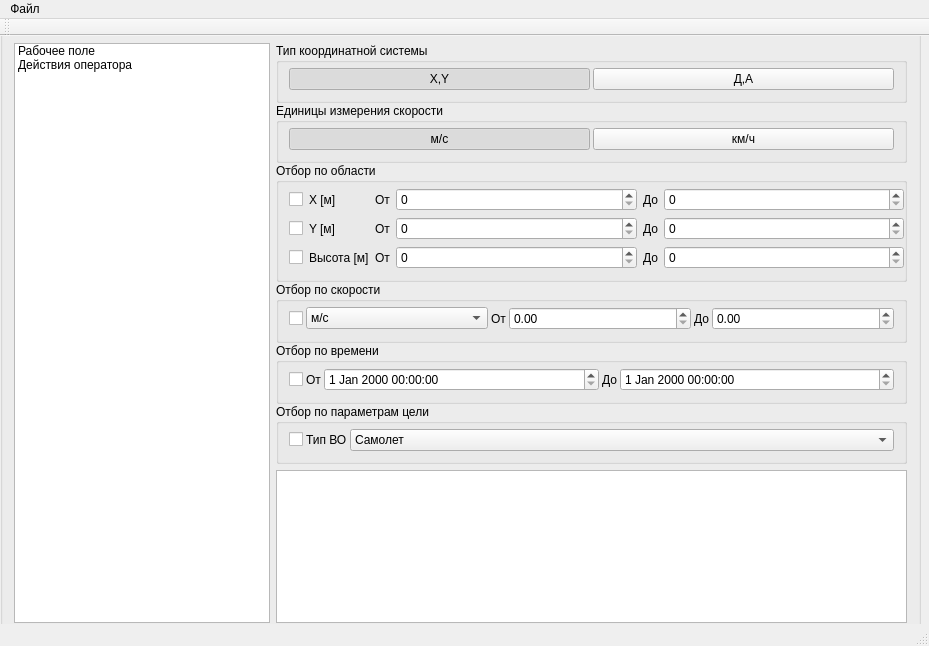
Qt form mainwindow.ui (KoledintsevaMarina/ReportBuilder) before a commit.
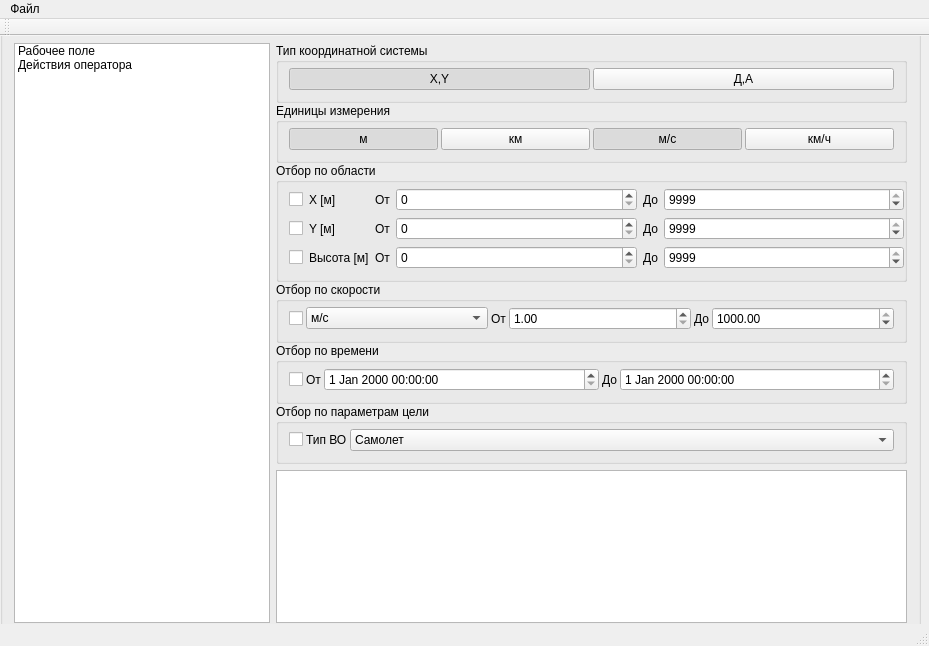
The same form after that commit. The open tabs and pages were chosen to show the change.

Commit message: Добавлены кнопки для единиц измерения и их функциональность

```diff
--- a/mainwindow.ui
+++ b/mainwindow.ui
@@ -647,19 +647,40 @@
                  <widget class="QSpinBox" name="spinBox"/>
                 </item>
                 <item row="0" column="5">
-                 <widget class="QSpinBox" name="spinBox_2"/>
+                 <widget class="QSpinBox" name="spinBox_2">
+                  <property name="maximum">
+                   <number>9999</number>
+                  </property>
+                  <property name="value">
+                   <number>9999</number>
+                  </property>
+                 </widget>
                 </item>
                 <item row="1" column="3">
                  <widget class="QSpinBox" name="spinBox_3"/>
                 </item>
                 <item row="1" column="5">
-                 <widget class="QSpinBox" name="spinBox_4"/>
+                 <widget class="QSpinBox" name="spinBox_4">
+                  <property name="maximum">
+                   <number>9999</number>
+                  </property>
+                  <property name="value">
+                   <number>9999</number>
+                  </property>
+                 </widget>
                 </item>
                 <item row="2" column="3">
                  <widget class="QSpinBox" name="spinBox_5"/>
                 </item>
                 <item row="2" column="5">
-                 <widget class="QSpinBox" name="spinBox_6"/>
+                 <widget class="QSpinBox" name="spinBox_6">
+                  <property name="maximum">
+                   <number>9999</number>
+                  </property>
+                  <property name="value">
+                   <number>9999</number>
+                  </property>
+                 </widget>
                 </item>
                </layout>
               </widget>
@@ -716,10 +737,27 @@
              </widget>
             </item>
             <item row="0" column="5">
-             <widget class="QDoubleSpinBox" name="doubleSpinBox_8"/>
+             <widget class="QDoubleSpinBox" name="doubleSpinBox_8">
+              <property name="minimum">
+               <double>1.000000000000000</double>
+              </property>
+              <property name="maximum">
+               <double>1000.000000000000000</double>
+              </property>
+              <property name="value">
+               <double>1000.000000000000000</double>
+              </property>
+             </widget>
             </item>
             <item row="0" column="3">
-             <widget class="QDoubleSpinBox" name="doubleSpinBox_7"/>
+             <widget class="QDoubleSpinBox" name="doubleSpinBox_7">
+              <property name="minimum">
+               <double>1.000000000000000</double>
+              </property>
+              <property name="maximum">
+               <double>1000.000000000000000</double>
+              </property>
+             </widget>
             </item>
             <item row="0" column="4">
              <widget class="QLabel" name="label_10">
@@ -772,7 +810,7 @@
             </sizepolicy>
            </property>
            <property name="title">
-            <string>Единицы измерения скорости</string>
+            <string>Единицы измерения</string>
            </property>
            <layout class="QGridLayout" name="gridLayout_4">
             <property name="leftMargin">
@@ -793,7 +831,7 @@
             <property name="verticalSpacing">
              <number>10</number>
             </property>
-            <item row="0" column="0">
+            <item row="0" column="2">
              <widget class="QPushButton" name="pushButton_5">
               <property name="text">
                <string>м/c</string>
@@ -809,7 +847,7 @@
               </attribute>
              </widget>
             </item>
-            <item row="0" column="1">
+            <item row="0" column="4">
              <widget class="QPushButton" name="pushButton_6">
               <property name="text">
                <string>км/ч</string>
@@ -822,6 +860,35 @@
               </attribute>
              </widget>
             </item>
+            <item row="0" column="0">
+             <widget class="QPushButton" name="pushButton">
+              <property name="text">
+               <string>м</string>
+              </property>
+              <property name="checkable">
+               <bool>true</bool>
+              </property>
+              <property name="checked">
+               <bool>true</bool>
+              </property>
+              <attribute name="buttonGroup">
+               <string notr="true">buttonGroup_3</string>
+              </attribute>
+             </widget>
+            </item>
+            <item row="0" column="1">
+             <widget class="QPushButton" name="pushButton_2">
+              <property name="text">
+               <string>км</string>
+              </property>
+              <property name="checkable">
+               <bool>true</bool>
+              </property>
+              <attribute name="buttonGroup">
+               <string notr="true">buttonGroup_3</string>
+              </attribute>
+             </widget>
+            </item>
            </layout>
           </widget>
          </item>
```
Left out of the diff: 63 changed lines with no effect on the pictures. The commit also changes 2 other files.
